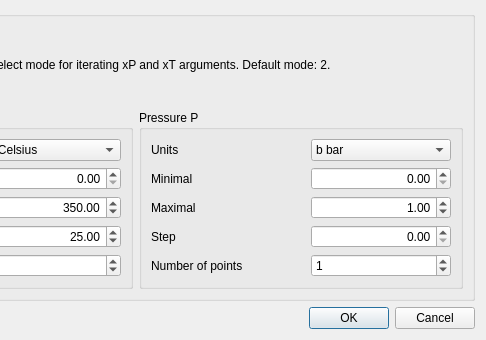
Above: gui/src/TPSetDialog.ui from thermohub/thermofun before the change; both pictures show x 214 to 700 and y 0 to 340 of the 700 by 340 pixel window. Below: the same form after it.
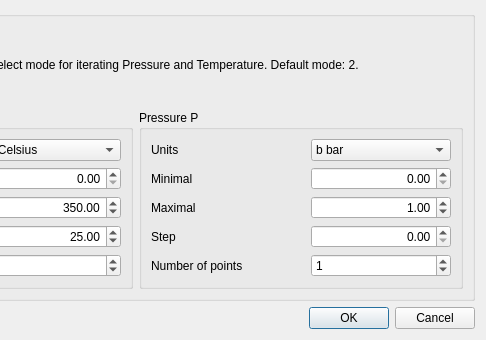
That is the form after the change.

What changed in the file:
```diff
--- a/gui/src/TPSetDialog.ui
+++ b/gui/src/TPSetDialog.ui
@@ -434,7 +434,7 @@
         <item>
          <widget class="QLabel" name="textLabel1_3">
           <property name="text">
-           <string>Select mode for iterating xP and xT arguments. Default mode: 2.</string>
+           <string>Select mode for iterating Pressure and Temperature. Default mode: 2.</string>
           </property>
           <property name="alignment">
            <set>Qt::AlignVCenter</set>
```
Left out of the diff: 2 changed lines with no effect on the pictures.
